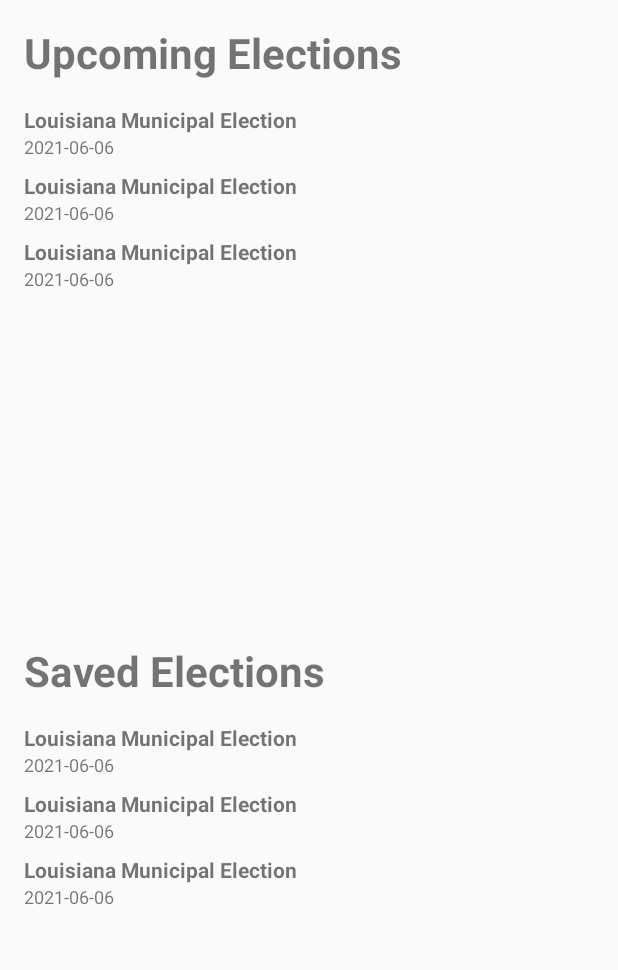
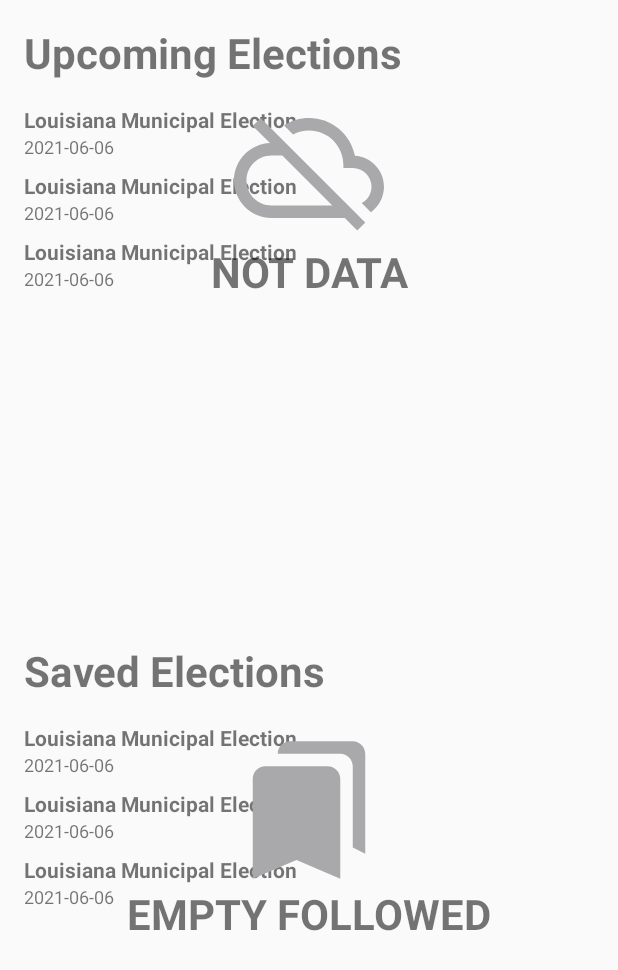
Before and after one commit to skyme32/PoliticalPreparedness, an Android app: the layout fragment_election.xml on its own in the app's theme, with its tools: preview values and no code run, on a phone screen of 412 x 824 dp. Shown: the top 970 px of the screen. Run offline under Robolectric (Android 15) with nearby library versions, the phone set to English and light mode, and no system bars.

Commit message:
Implement Not data in list

```diff
--- a/app/src/main/java/com/example/android/politicalpreparedness/election/ElectionsFragment.kt
+++ b/app/src/main/java/com/example/android/politicalpreparedness/election/ElectionsFragment.kt
@@ -64,12 +64,22 @@ class ElectionsFragment: Fragment() {
         viewModel.electionUpcoming.observe(viewLifecycleOwner, Observer<List<Election>> { electionList ->
             electionList.apply {
                 electionAdapter.submitList(electionList)
+                if (electionList.isEmpty()) {
+                    binding.notDataUp.visibility = View.VISIBLE
+                } else {
+                    binding.notDataUp.visibility = View.GONE
+                }
             }
         })
 
         viewModel.electionFolllowed.observe(viewLifecycleOwner, Observer<List<Election>> { electionList ->
             electionList.apply {
                 followedAdapter.submitList(electionList)
+                if (electionList.isEmpty()) {
+                    binding.emptyData.visibility = View.VISIBLE
+                } else {
+                    binding.emptyData.visibility = View.GONE
+                }
             }
         })
 
--- a/app/src/main/java/com/example/android/politicalpreparedness/election/ElectionsViewModel.kt
+++ b/app/src/main/java/com/example/android/politicalpreparedness/election/ElectionsViewModel.kt
@@ -41,4 +41,6 @@ class ElectionsViewModel(application: Application): AndroidViewModel(application
         _navigateToDetailElection.value = null
     }
 
+    // States of list
+
 }
--- a/app/src/main/java/com/example/android/politicalpreparedness/network/CivicsHttpClient.kt
+++ b/app/src/main/java/com/example/android/politicalpreparedness/network/CivicsHttpClient.kt
@@ -7,7 +7,7 @@ class CivicsHttpClient: OkHttpClient() {
 
     companion object {
 
-        private const val API_KEY = "AIzaSyAc_O1WG_l0Oj7IuIFE6Lr0z-QUprkTfRM"
+        private const val API_KEY = ""
 
         fun getClient(): OkHttpClient {
             return Builder()
--- /dev/null
+++ b/app/src/main/res/drawable/ic_bookmark.xml
@@ -0,0 +1,10 @@
+<vector xmlns:android="http://schemas.android.com/apk/res/android"
+    android:width="100dp"
+    android:height="100dp"
+    android:viewportWidth="24"
+    android:viewportHeight="24"
+    android:tint="#A9A9AC">
+  <path
+      android:fillColor="#A9A9AC"
+      android:pathData="M19,18l2,1V3c0,-1.1 -0.9,-2 -2,-2H8.99C7.89,1 7,1.9 7,3h10c1.1,0 2,0.9 2,2v13zM15,5H5c-1.1,0 -2,0.9 -2,2v16l7,-3 7,3V7c0,-1.1 -0.9,-2 -2,-2z"/>
+</vector>
--- a/app/src/main/res/layout/fragment_election.xml
+++ b/app/src/main/res/layout/fragment_election.xml
@@ -76,5 +76,36 @@
             app:layout_constraintTop_toBottomOf="@+id/txt_save_election"
             tools:listitem="@layout/election_item" />
 
+        <TextView
+            android:id="@+id/not_data_up"
+            style="@style/style_title"
+            android:layout_width="wrap_content"
+            android:layout_height="wrap_content"
+            android:drawableTop="@drawable/ic_connection_error"
+            android:gravity="center"
+            android:text="@string/not_data"
+            android:textAllCaps="true"
+            android:visibility="gone"
+            app:layout_constraintEnd_toEndOf="@+id/election_recycler"
+            app:layout_constraintStart_toStartOf="@+id/election_recycler"
+            app:layout_constraintTop_toTopOf="@+id/election_recycler"
+            tools:visibility="visible" />
+
+        <TextView
+            android:id="@+id/empty_data"
+            style="@style/style_title"
+            android:layout_width="wrap_content"
+            android:layout_height="wrap_content"
+            android:layout_marginTop="@dimen/medium_padding"
+            android:drawableTop="@drawable/ic_bookmark"
+            android:gravity="center"
+            android:text="@string/not_follow"
+            android:textAllCaps="true"
+            android:visibility="gone"
+            app:layout_constraintEnd_toEndOf="@+id/save_recycler"
+            app:layout_constraintStart_toStartOf="@+id/save_recycler"
+            app:layout_constraintTop_toTopOf="@+id/save_recycler"
+            tools:visibility="visible" />
+
     </androidx.constraintlayout.widget.ConstraintLayout>
 </layout>
--- a/app/src/main/res/layout/fragment_voter_info.xml
+++ b/app/src/main/res/layout/fragment_voter_info.xml
@@ -152,10 +152,10 @@
             android:text="@string/not_data"
             android:textAllCaps="true"
             android:visibility="gone"
+            tools:visibility="visible"
             app:layout_constraintEnd_toEndOf="parent"
             app:layout_constraintStart_toStartOf="parent"
-            app:layout_constraintTop_toBottomOf="@+id/election_date"
-            tools:visibility="visible" />
+            app:layout_constraintTop_toBottomOf="@+id/election_date" />
 
     </androidx.constraintlayout.widget.ConstraintLayout>
 </layout>
--- a/app/src/main/res/values/strings.xml
+++ b/app/src/main/res/values/strings.xml
@@ -24,6 +24,7 @@
     <string name="corresponde_address">Correspondence Address</string>
     <string name="address_line">Address Line</string>
     <string name="not_data">Not Data</string>
+    <string name="not_follow">Empty Followed</string>
 
 
 </resources>
```
